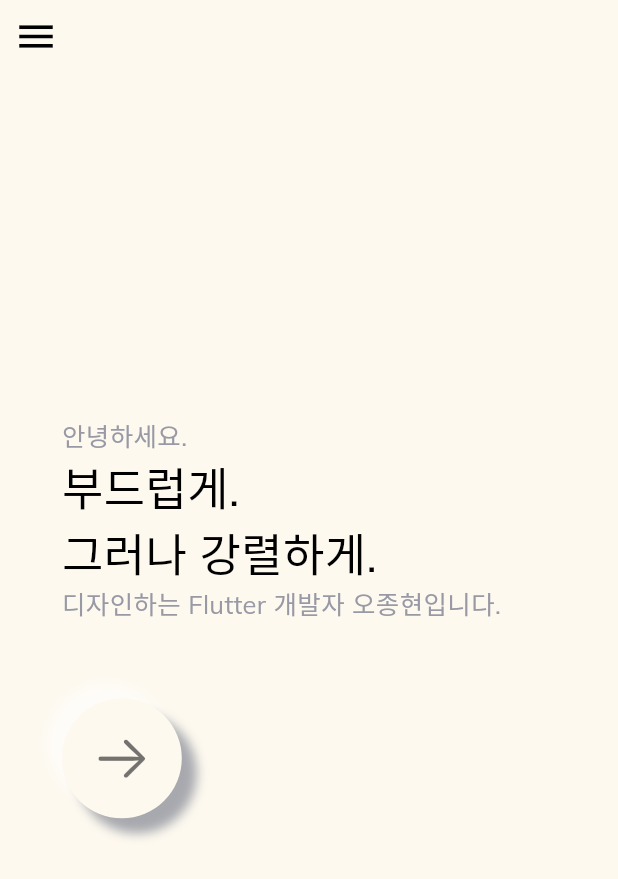
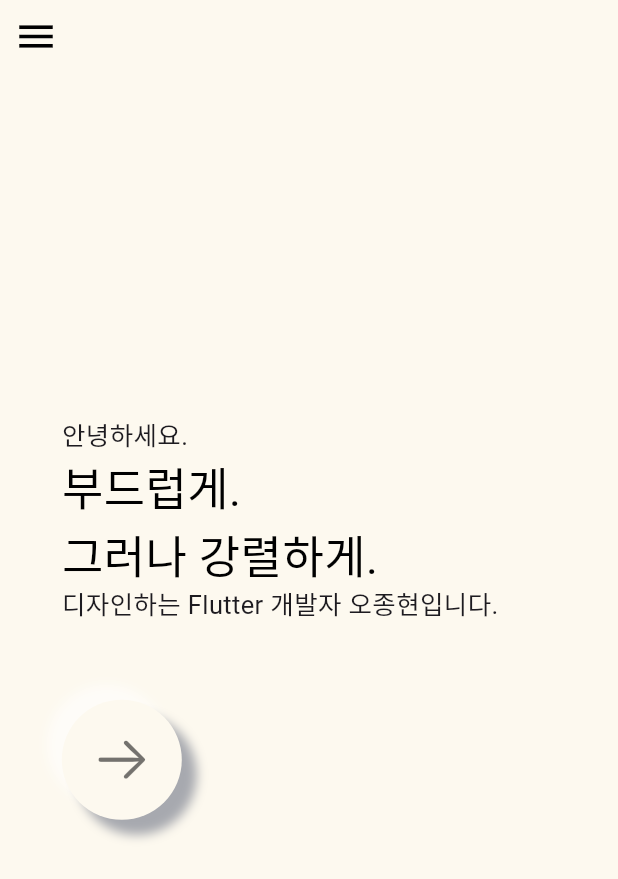
Before and after one commit to fivebellhyun/web-portfolio-code, a Flutter app: the screen it shows after launch, on a phone screen of 412 x 824 dp. Shown: the top 879 px of the screen. Run offline on Flutter 3.47's test engine with Material 3 defaults, Android fonts, the phone set to English and light mode, and no system bars; drawn by our look-alikes of animated_text_kit, carousel_slider; our stand-ins replace cached_network_image; missing offline and left inert: dart:html, seo_renderer; network calls fail; Roboto replaces fonts that are missing (malgun).

Commit message:
fix: mouse wheel bumping & language cracking issue

```diff
--- a/lib/Components/drawer.dart
+++ b/lib/Components/drawer.dart
@@ -54,7 +54,7 @@ class MyDrawer extends StatelessWidget {
               ),
               const Divider(color: Color.fromARGB(255, 139, 140, 148),),
               const SizedBox(height: 10,),
-              Container(alignment: Alignment.centerLeft, child: const Text('Languages', style: TextStyle(color: Colors.white))),
+              Container(alignment: Alignment.centerLeft, child: const Text('Tech Stack', style: TextStyle(color: Colors.white))),
               const SizedBox(height: 10,),
               const AboutCode(title: "Flutter_(android,ios,web)", percent: 0.95,),
               const SizedBox(height: 15,),
--- a/lib/helper/constants/app_theme.dart
+++ b/lib/helper/constants/app_theme.dart
@@ -1,5 +1,4 @@
 import 'package:flutter/material.dart';
-import 'package:google_fonts/google_fonts.dart';
 
 abstract class Appcolors {
   static const secondary = Color(0xffFF8FA6);
@@ -31,7 +30,8 @@ abstract class AppTheme{
   static ThemeData light() => ThemeData(
     brightness: Brightness.light,
     visualDensity: visualDensity,
-    textTheme: GoogleFonts.mulishTextTheme().apply(bodyColor: Appcolors.textDark),
+    fontFamily: 'malgun',
+    textTheme: const TextTheme().apply(bodyColor: Appcolors.textDark),
     scaffoldBackgroundColor: _LightColors.background,
     cardColor: _LightColors.card,
     primaryTextTheme: const TextTheme(titleLarge: TextStyle(color: Appcolors.textDark)),
@@ -41,7 +41,8 @@ abstract class AppTheme{
   static ThemeData dark() => ThemeData(
     brightness: Brightness.dark,
     visualDensity: visualDensity,
-    textTheme: GoogleFonts.interTextTheme().apply(bodyColor: Appcolors.textLight),
+    fontFamily: 'malgun',
+    textTheme: const TextTheme().apply(bodyColor: Appcolors.textLight),
     scaffoldBackgroundColor: _DarkColors.background,
     cardColor: _DarkColors.card,
     primaryTextTheme: const TextTheme(titleLarge: TextStyle(color: Appcolors.textLight)),
--- a/lib/screen/mobile/m_lastpage.dart
+++ b/lib/screen/mobile/m_lastpage.dart
@@ -101,7 +101,7 @@ class _MobileLastPageState extends State<MobileLastPage> {
                   ] : []
                 ),
                 child: const Row(mainAxisAlignment: MainAxisAlignment.center, children: [
-                  Text("전체 경력 확안하고 의뢰하기  ", style: TextStyle(color: Colors.white),),
+                  Text("전체 경력 확인하고 의뢰하기  ", style: TextStyle(color: Colors.white),),
                   Icon(Icons.play_arrow_rounded, color: Colors.white,),
                 ],),),
             ),
--- a/lib/screen/mobile/m_page0.dart
+++ b/lib/screen/mobile/m_page0.dart
@@ -136,12 +136,9 @@ class _MobilePage0State extends State<MobilePage0> with TickerProviderStateMixin
                       InkWell(
                         onTap: _launchDreamFilmIOSUrl,
                         child: Row(
-                          mainAxisAlignment: MainAxisAlignment.center,
+                          mainAxisAlignment: MainAxisAlignment.start,
                           mainAxisSize: MainAxisSize.min,
                           children: [
-                            SizedBox(
-                              width: 10,
-                            ),
                             Icon(
                               CupertinoIcons.bag_fill,
                               color: Colors.white60,
--- a/pubspec.yaml
+++ b/pubspec.yaml
@@ -13,7 +13,6 @@ dependencies:
     sdk: flutter
   cupertino_icons: ^1.0.6
   url_launcher: ^6.1.6
-  google_fonts: ^5.1.0
   carousel_slider: ^5.0.0
   animated_text_kit: ^4.2.1
   cached_network_image: ^3.4.1
@@ -29,3 +28,8 @@ dev_dependencies:
 
 flutter:
   uses-material-design: true
+
+  fonts:
+    - family: malgun
+      fonts:
+        - asset: assets/fonts/malgun.ttf
```
Also changed, not shown: lib/screen/mobile/m_mainpage.dart (+19 -1 lines), lib/screen/web/d_mainpage.dart (+35 -2 lines), pubspec.lock, 2 other files.
